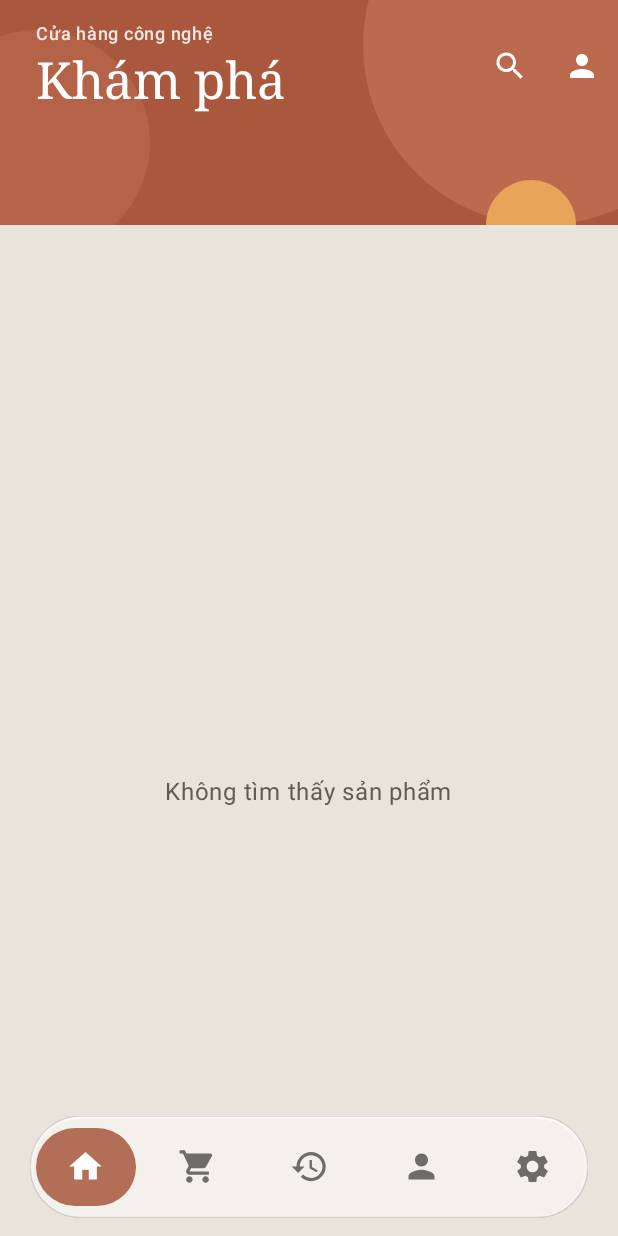
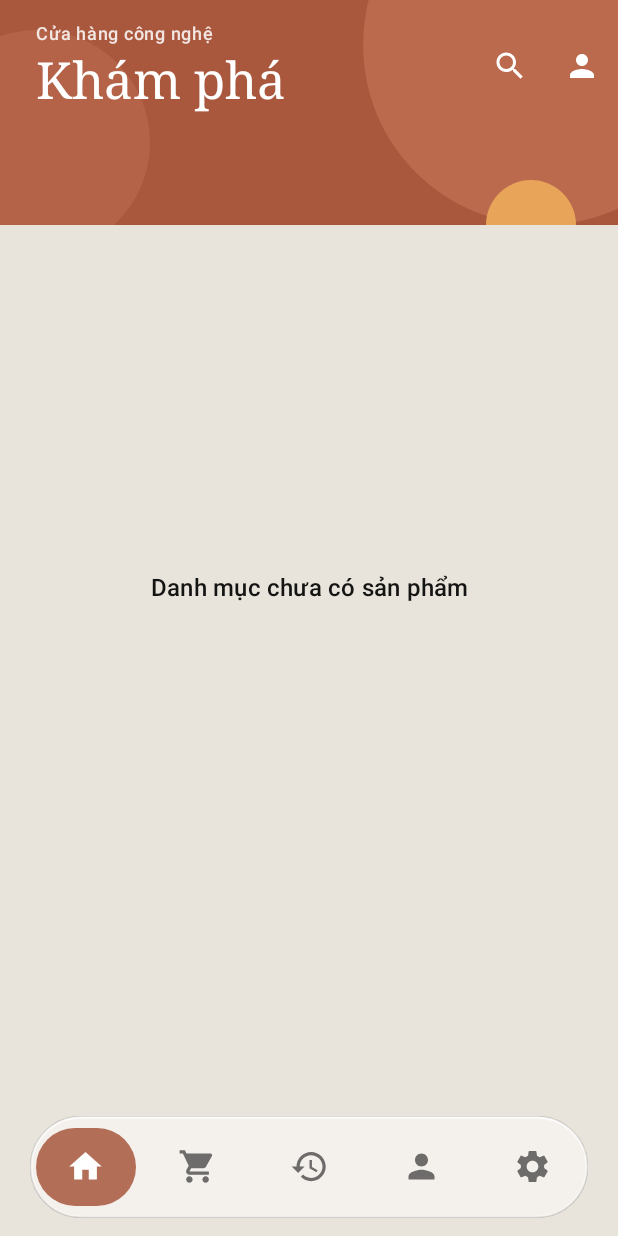
Before and after one commit to HuyDucNguyenn/mobile_ecomerce, an Android app: the screen it shows after launch once a user with an empty profile is signed in (MainActivity), on a phone screen of 412 x 824 dp. Run offline under Robolectric (Android 15) with nearby library versions, the phone set to English and light mode, and no system bars; our stand-ins replace Firebase (no records; nobody signed in at launch, a user with empty details on screens opened directly).

Commit message:
feat: improve product catalog UX

```diff
--- a/app/src/main/java/com/example/myfirstapplication/MainActivity.java
+++ b/app/src/main/java/com/example/myfirstapplication/MainActivity.java
@@ -9,6 +9,8 @@ import android.view.View;
 import android.view.WindowManager;
 import android.widget.ListView;
 import android.widget.Toast;
+import android.widget.TextView;
+import android.widget.Button;
 import androidx.appcompat.app.AppCompatActivity;
 import androidx.appcompat.app.AlertDialog;
 
@@ -34,7 +36,11 @@ public class MainActivity extends AppCompatActivity {
     private ProductAdapter adapter;
     private String currentQuery = "";
     private boolean loaded = false;
-    private View progressProducts, tvEmptyProducts;
+    private boolean loadFailed;
+    private View progressProducts;
+    private View productState;
+    private TextView tvEmptyProducts;
+    private Button btnProductState;
     private Chip chipFilter;
 
     @Override
@@ -47,8 +53,13 @@ public class MainActivity extends AppCompatActivity {
         checkUserLogin();
         initViews();
         setupTopAppBar();
+        checkAndSeedSampleProducts();
+    }
+
+    @Override
+    protected void onStart() {
+        super.onStart();
         loadDataFromFirestore();
-        checkAndSeedSampleProducts();
     }
 
     private void checkUserLogin() {
@@ -62,6 +73,16 @@ public class MainActivity extends AppCompatActivity {
     private void initViews() {
         listView = findViewById(R.id.listView);
         progressProducts = findViewById(R.id.progressProducts);
+        productState = findViewById(R.id.productState);
+        btnProductState = findViewById(R.id.btnProductState);
+        btnProductState.setOnClickListener(v -> {
+            if (loadFailed) {
+                loadDataFromFirestore();
+            } else {
+                currentQuery = "";
+                filterProducts(currentQuery);
+            }
+        });
         tvEmptyProducts = findViewById(R.id.tvEmptyProducts);
         chipFilter = findViewById(R.id.chipFilter);
         chipFilter.setOnClickListener(v -> showSearchDialog());
@@ -149,19 +170,33 @@ public class MainActivity extends AppCompatActivity {
         boolean filtering = !currentQuery.trim().isEmpty();
         chipFilter.setVisibility(filtering ? View.VISIBLE : View.GONE);
         if (filtering) chipFilter.setText(getString(R.string.filter_chip, currentQuery.trim()));
+        boolean empty = adapter.getCount() == 0;
         progressProducts.setVisibility(loaded ? View.GONE : View.VISIBLE);
-        tvEmptyProducts.setVisibility(loaded && adapter.getCount() == 0 ? View.VISIBLE : View.GONE);
+        productState.setVisibility(loadFailed || (loaded && empty) ? View.VISIBLE : View.GONE);
+        listView.setVisibility(empty || loadFailed ? View.INVISIBLE : View.VISIBLE);
+        int message = R.string.catalog_empty;
+        if (loadFailed) {
+            message = R.string.catalog_load_failed;
+        } else if (filtering) {
+            message = R.string.products_empty;
+        }
+        tvEmptyProducts.setText(message);
+        btnProductState.setText(loadFailed ? R.string.catalog_retry : R.string.search_clear);
+        btnProductState.setVisibility(loadFailed || filtering ? View.VISIBLE : View.GONE);
     }
 
     private void loadDataFromFirestore() {
+        loaded = false;
+        loadFailed = false;
+        updateStateViews();
         FirebaseFirestore db = FirebaseFirestore.getInstance();
 
         db.collection(COLLECTION_PRODUCTS)
-                .addSnapshotListener((value, error) -> {
+                .addSnapshotListener(this, (value, error) -> {
                     if (error != null) {
                         loaded = true;
+                        loadFailed = true;
                         updateStateViews();
-                        Toast.makeText(this, getString(R.string.load_error, error.getMessage()), Toast.LENGTH_SHORT).show();
                         return;
                     }
 
--- a/app/src/main/res/layout/activity_main.xml
+++ b/app/src/main/res/layout/activity_main.xml
@@ -84,6 +84,9 @@
                     android:layout_marginTop="8dp"
                     android:visibility="gone"
                     app:chipBackgroundColor="@color/c_card"
+                    android:layout_marginEnd="24dp"
+                    android:ellipsize="end"
+                    app:ensureMinTouchTargetSize="true"
                     app:closeIconVisible="true" />
             </LinearLayout>
         </FrameLayout>
@@ -104,16 +107,34 @@
             android:paddingBottom="120dp"
             android:scrollbars="none" />
 
-        <TextView
-            android:id="@+id/tvEmptyProducts"
-            android:layout_width="wrap_content"
+        <LinearLayout
+            android:id="@+id/productState"
+            android:layout_width="match_parent"
             android:layout_height="wrap_content"
             android:layout_gravity="center"
-            android:layout_marginTop="40dp"
-            android:text="@string/products_empty"
-            android:textAppearance="?attr/textAppearanceBodyLarge"
-            android:textColor="?attr/colorOnSurfaceVariant"
-            android:visibility="gone" />
+            android:layout_marginHorizontal="24dp"
+            android:layout_marginBottom="96dp"
+            android:gravity="center"
+            android:orientation="vertical"
+            android:visibility="gone">
+
+            <TextView
+                android:id="@+id/tvEmptyProducts"
+                android:layout_width="match_parent"
+                android:layout_height="wrap_content"
+                android:accessibilityLiveRegion="polite"
+                android:gravity="center"
+                android:textAppearance="?attr/textAppearanceTitleMedium"
+                android:textColor="?attr/colorOnSurface" />
+
+            <com.google.android.material.button.MaterialButton
+                android:id="@+id/btnProductState"
+                style="@style/Widget.Material3.Button.TonalButton"
+                android:layout_width="wrap_content"
+                android:layout_height="wrap_content"
+                android:layout_marginTop="12dp"
+                android:minHeight="48dp" />
+        </LinearLayout>
     </FrameLayout>
     </LinearLayout>
 
--- a/app/src/main/res/layout/item_product.xml
+++ b/app/src/main/res/layout/item_product.xml
@@ -50,29 +50,26 @@
                     android:id="@+id/tvProductName"
                     android:layout_width="match_parent"
                     android:layout_height="wrap_content"
-                    android:text="Tên sản phẩm"
                     android:textAppearance="?attr/textAppearanceTitleMedium"
                     android:textColor="?attr/colorOnSurface"
                     android:textStyle="bold" />
-
-                <TextView
-                    android:id="@+id/tvProductDesc"
-                    android:layout_width="match_parent"
-                    android:layout_height="wrap_content"
-                    android:layout_marginTop="2dp"
-                    android:ellipsize="end"
-                    android:maxLines="2"
-                    android:text="Mô tả sản phẩm..."
-                    android:textAppearance="?attr/textAppearanceBodySmall"
-                    android:textColor="?attr/colorOnSurfaceVariant" />
 
                 <TextView
                     android:id="@+id/tvProductPrice"
                     android:layout_width="wrap_content"
                     android:layout_height="wrap_content"
                     android:layout_marginTop="6dp"
-                    android:text="100.000 đ"
                     android:textAppearance="@style/TextAppearance.App.Price" />
+
+                <TextView
+                    android:id="@+id/tvProductDesc"
+                    android:layout_width="match_parent"
+                    android:layout_height="wrap_content"
+                    android:layout_marginTop="4dp"
+                    android:ellipsize="end"
+                    android:maxLines="2"
+                    android:textAppearance="?attr/textAppearanceBodySmall"
+                    android:textColor="?attr/colorOnSurfaceVariant" />
             </LinearLayout>
 
             <com.google.android.material.button.MaterialButton
--- a/app/src/main/res/values/strings.xml
+++ b/app/src/main/res/values/strings.xml
@@ -108,4 +108,7 @@
     <string name="order_retry_message">Các sản phẩm vẫn còn trong giỏ. Bạn có thể thử lại.</string>
     <string name="order_retry">Thử lại</string>
     <string name="view_cart">Xem giỏ</string>
+    <string name="catalog_load_failed">Chưa thể tải sản phẩm</string>
+    <string name="catalog_empty">Danh mục chưa có sản phẩm</string>
+    <string name="catalog_retry">Thử lại</string>
 </resources>
```
Also changed, not shown: 1 other file.
